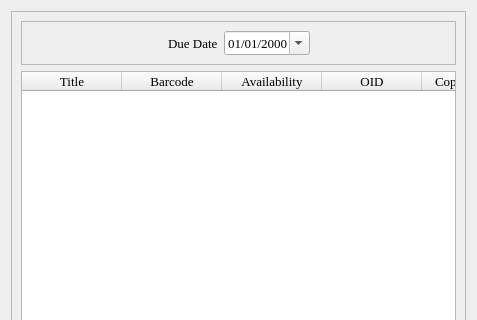
This is copybrowser.ui in textbrowser/biblioteq as Qt 5 draws it before an edit; both pictures show x 0 to 477 and y 0 to 320 of the 477 by 468 pixel window. The edited form follows.
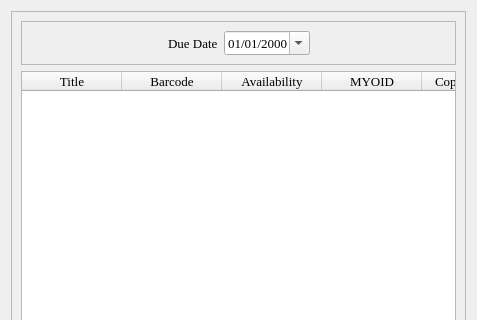
This is the edited form. Icons and pictures are not drawn.

Commit message: Preparing for 6.11. Replaced OID with MYOID, wher relevant. Simplieid the use of the Members Browser. Additional work required.

What changed in the file:
```diff
--- a/copybrowser.ui
+++ b/copybrowser.ui
@@ -159,7 +159,7 @@
         </column>
         <column>
          <property name="text" >
-          <string>OID</string>
+          <string>MYOID</string>
          </property>
         </column>
         <column>
```
Left out of the diff: 17 changed lines with no effect on the pictures. The commit also changes 14 other files.
